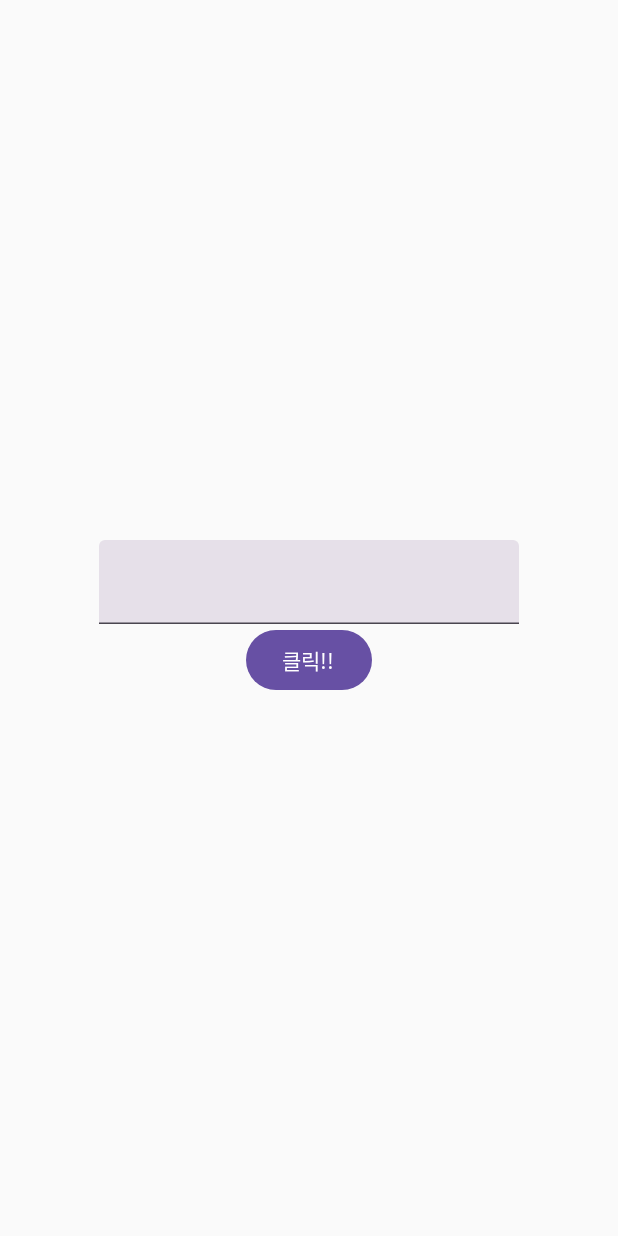
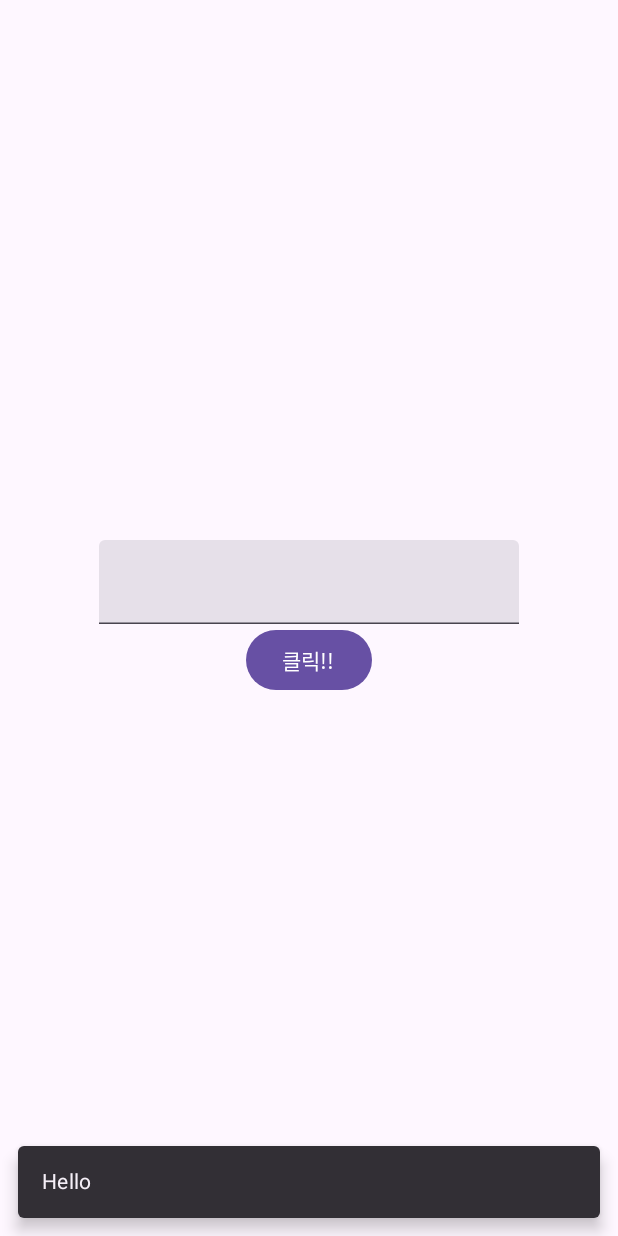
Before and after one commit to Oracle-Philip/ComposeStudy, an Android app built with Jetpack Compose: the screen it shows after launch (MainActivity), after a tap on "클릭!!", on a phone screen of 412 x 824 dp. Run offline under Robolectric (Android 15) with nearby library versions, the phone set to English and light mode, and no system bars.

Commit message:
snackbar
- material1을 기준으로 강의가 구성되어 있는데, material3부터 rememberScaffoldState deprecated되어
- https://stackoverflow.com/questions/71363542/not-able-to-use-rememberscaffoldstate-in-android-compose-material3 참고

```diff
--- a/app/build.gradle
+++ b/app/build.gradle
@@ -55,7 +55,7 @@ dependencies {
     implementation 'androidx.compose.ui:ui'
     implementation 'androidx.compose.ui:ui-graphics'
     implementation 'androidx.compose.ui:ui-tooling-preview'
-    implementation 'androidx.compose.material3:material3'
+    implementation "androidx.compose.material3:material3"
     testImplementation 'junit:junit:4.13.2'
     androidTestImplementation 'androidx.test.ext:junit:1.1.5'
     androidTestImplementation 'androidx.test.espresso:espresso-core:3.5.1'
--- a/app/src/main/java/com/example/composestudy/MainActivity.kt
+++ b/app/src/main/java/com/example/composestudy/MainActivity.kt
@@ -1,5 +1,6 @@
 package com.example.composestudy
 
+import android.annotation.SuppressLint
 import android.os.Bundle
 import androidx.activity.ComponentActivity
 import androidx.activity.compose.setContent
@@ -21,12 +22,7 @@ import androidx.compose.foundation.lazy.LazyColumn
 import androidx.compose.foundation.rememberScrollState
 import androidx.compose.foundation.shape.RoundedCornerShape
 import androidx.compose.foundation.verticalScroll
-import androidx.compose.material3.Card
-import androidx.compose.material3.CardDefaults
-import androidx.compose.material3.CardElevation
-import androidx.compose.material3.MaterialTheme
-import androidx.compose.material3.Surface
-import androidx.compose.material3.Text
+
 import androidx.compose.runtime.Composable
 import androidx.compose.runtime.getValue
 import androidx.compose.runtime.mutableStateOf
@@ -42,36 +38,47 @@ import androidx.compose.ui.Alignment
 import androidx.compose.ui.layout.ContentScale
 import androidx.compose.ui.res.painterResource
 import androidx.compose.foundation.Image
+
 import androidx.compose.material.icons.Icons
 import androidx.compose.material.icons.filled.Favorite
 import androidx.compose.material.icons.filled.FavoriteBorder
+
+import androidx.compose.runtime.MutableState
+import androidx.compose.runtime.saveable.rememberSaveable
+import androidx.compose.material3.Scaffold
+
+
 import androidx.compose.material3.Button
 import androidx.compose.material3.ExperimentalMaterial3Api
-import androidx.compose.material3.Icon
-import androidx.compose.material3.IconButton
+import androidx.compose.material3.Scaffold
+import androidx.compose.material3.SnackbarHost
+import androidx.compose.material3.SnackbarHostState
+import androidx.compose.material3.Text
 import androidx.compose.material3.TextField
-import androidx.compose.runtime.MutableState
-import androidx.compose.runtime.saveable.rememberSaveable
+import androidx.compose.runtime.rememberCoroutineScope
+import androidx.compose.ui.ExperimentalComposeUiApi
+import androidx.compose.ui.platform.LocalSoftwareKeyboardController
+import kotlinx.coroutines.launch
 
 class MainActivity : ComponentActivity() {
-    @OptIn(ExperimentalMaterial3Api::class)
+    @OptIn(ExperimentalMaterial3Api::class, ExperimentalComposeUiApi::class)
+    @SuppressLint("UnusedMaterial3ScaffoldPaddingParameter",
+        "UnusedMaterialScaffoldPaddingParameter"
+    )
     override fun onCreate(savedInstanceState: Bundle?) {
         super.onCreate(savedInstanceState)
         setContent {
-            /**
-             * 구조분해 기법  -> MutableState<String> =
-             * @Stable
-                interface MutableState<T> : State<T> {
-                override var value: T
-                operator fun component1(): T
-                operator fun component2(): (T) -> Unit
-                }
-             */
-
             val (text, setValue) = remember {
                 mutableStateOf("")
             }
 
+            val snackbarHostState = remember { SnackbarHostState() }
+            val scope = rememberCoroutineScope()
+            val keyboardControl = LocalSoftwareKeyboardController.current
+
+            Scaffold(
+                snackbarHost = { SnackbarHost(snackbarHostState) },
+            ) {
                 Column(
                     modifier = Modifier.fillMaxSize(),
                     verticalArrangement = Arrangement.Center,
@@ -81,10 +88,16 @@ class MainActivity : ComponentActivity() {
                         value = text,
                         onValueChange = setValue,
                     )
-                Button(onClick = {}){
+                    Button(onClick = {
+                        keyboardControl?.hide()
+                        scope.launch {
+                            snackbarHostState.showSnackbar("Hello $text")
+                        }
+                    }){
                         Text("클릭!!")
                     }
                 }
             }
         }
     }
+}
```
Lines whose indentation alone changed are shown as unchanged.
